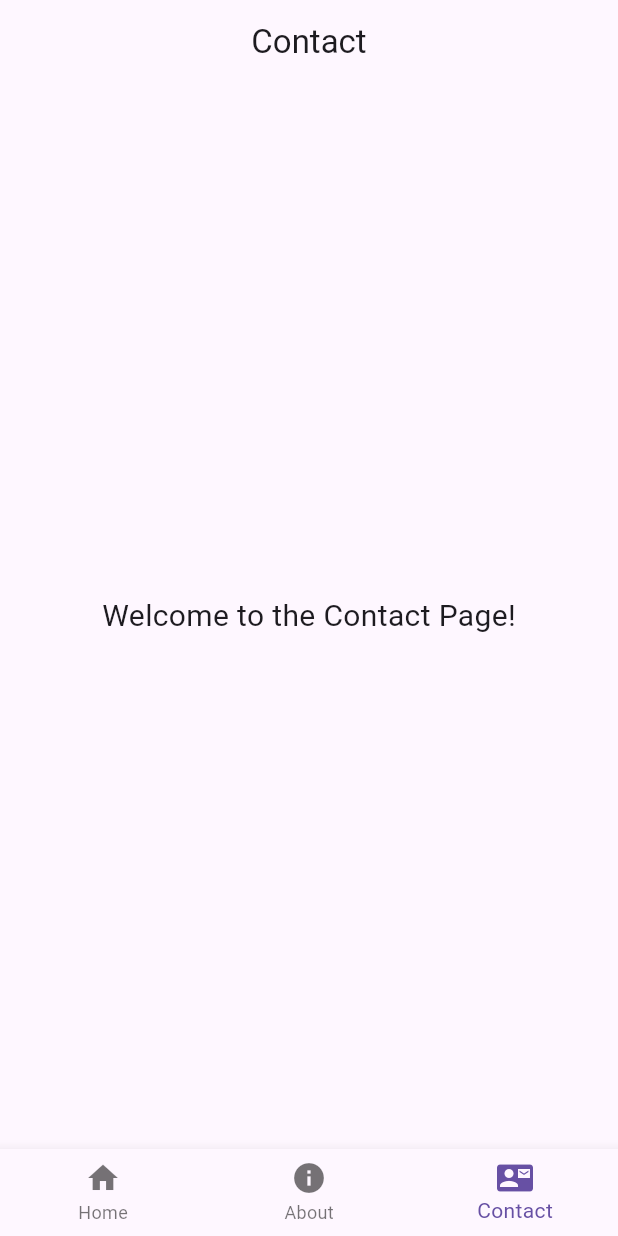
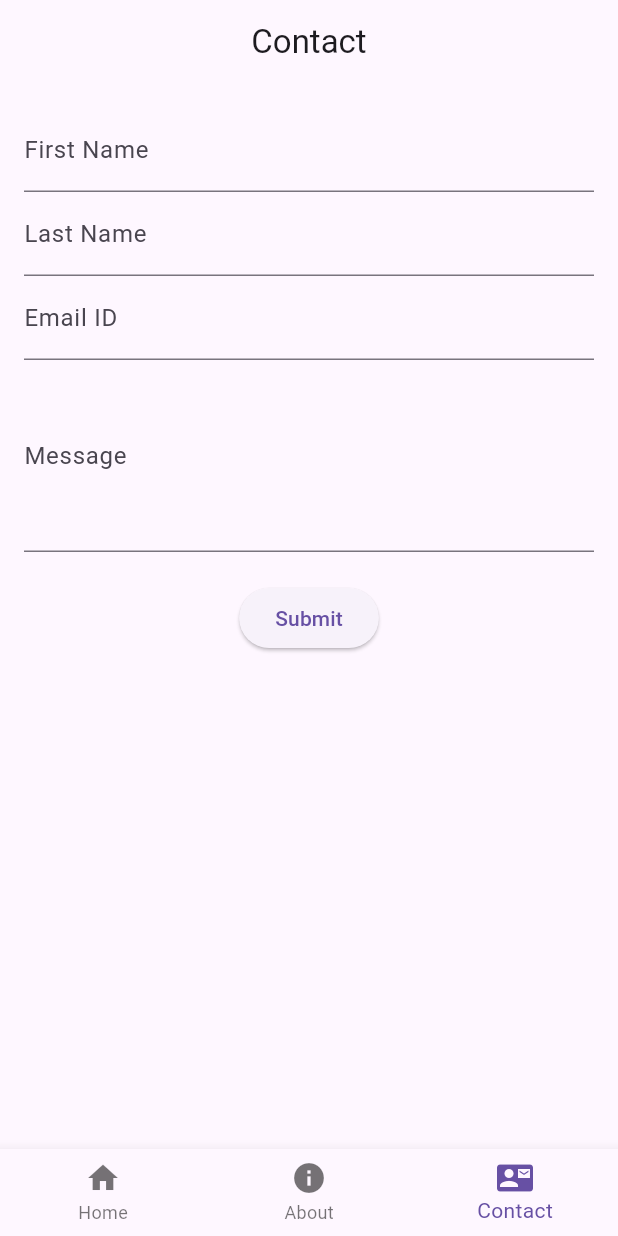
Before and after one commit to BhavaniYenni/myflutteraiproject, a Flutter app: the screen it shows after launch, item 3 of the bottom bar chosen, on a phone screen of 412 x 824 dp. Run offline on Flutter 3.47's test engine with Material 3 defaults, Android fonts, the phone set to English and light mode, and no system bars.

Commit message:
contactpagechange

```diff
--- a/lib/contact_screen.dart
+++ b/lib/contact_screen.dart
@@ -8,12 +8,95 @@ class ContactScreen extends StatelessWidget {
         title: Text('Contact'),
         centerTitle: true,
       ),
-      body: Center(
-        child: Text(
-          'Welcome to the Contact Page!',
-          style: TextStyle(fontSize: 20),
-        ),
+      body: Padding(
+        padding: const EdgeInsets.all(16.0),
+        child: ContactForm(),
       ),
     );
   }
 }
+
+class ContactForm extends StatefulWidget {
+  @override
+  _ContactFormState createState() => _ContactFormState();
+}
+
+class _ContactFormState extends State<ContactForm> {
+  final _formKey = GlobalKey<FormState>();
+  final _firstNameController = TextEditingController();
+  final _lastNameController = TextEditingController();
+  final _emailController = TextEditingController();
+  final _messageController = TextEditingController();
+
+  @override
+  void dispose() {
+    _firstNameController.dispose();
+    _lastNameController.dispose();
+    _emailController.dispose();
+    _messageController.dispose();
+    super.dispose();
+  }
+
+  @override
+  Widget build(BuildContext context) {
+    return Form(
+      key: _formKey,
+      child: Column(
+        children: <Widget>[
+          TextFormField(
+            controller: _firstNameController,
+            decoration: InputDecoration(labelText: 'First Name'),
+            validator: (value) {
+              if (value == null || value.isEmpty) {
+                return 'Please enter your first name';
+              }
+              return null;
+            },
+          ),
+          TextFormField(
+            controller: _lastNameController,
+            decoration: InputDecoration(labelText: 'Last Name'),
+            validator: (value) {
+              if (value == null || value.isEmpty) {
+                return 'Please enter your last name';
+              }
+              return null;
+            },
+          ),
+          TextFormField(
+            controller: _emailController,
+            decoration: InputDecoration(labelText: 'Email ID'),
+            validator: (value) {
+              if (value == null || value.isEmpty) {
+                return 'Please enter your email ID';
+              }
+              return null;
+            },
+          ),
+          TextFormField(
+            controller: _messageController,
+            decoration: InputDecoration(labelText: 'Message'),
+            maxLines: 4,
+            validator: (value) {
+              if (value == null || value.isEmpty) {
+                return 'Please enter your message';
+              }
+              return null;
+            },
+          ),
+          SizedBox(height: 20),
+          ElevatedButton(
+            onPressed: () {
+              if (_formKey.currentState!.validate()) {
+                ScaffoldMessenger.of(context).showSnackBar(
+                  SnackBar(content: Text('Form Submitted')),
+                );
+              }
+            },
+            child: Text('Submit'),
+          ),
+        ],
+      ),
+    );
+  }
+}
```
